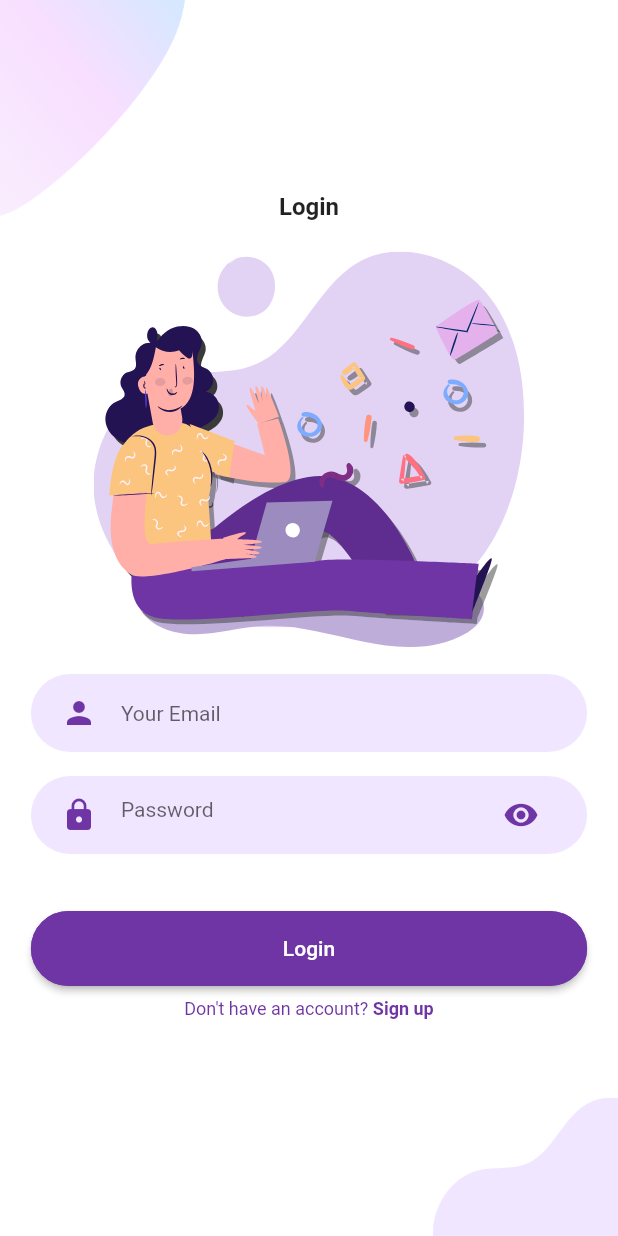
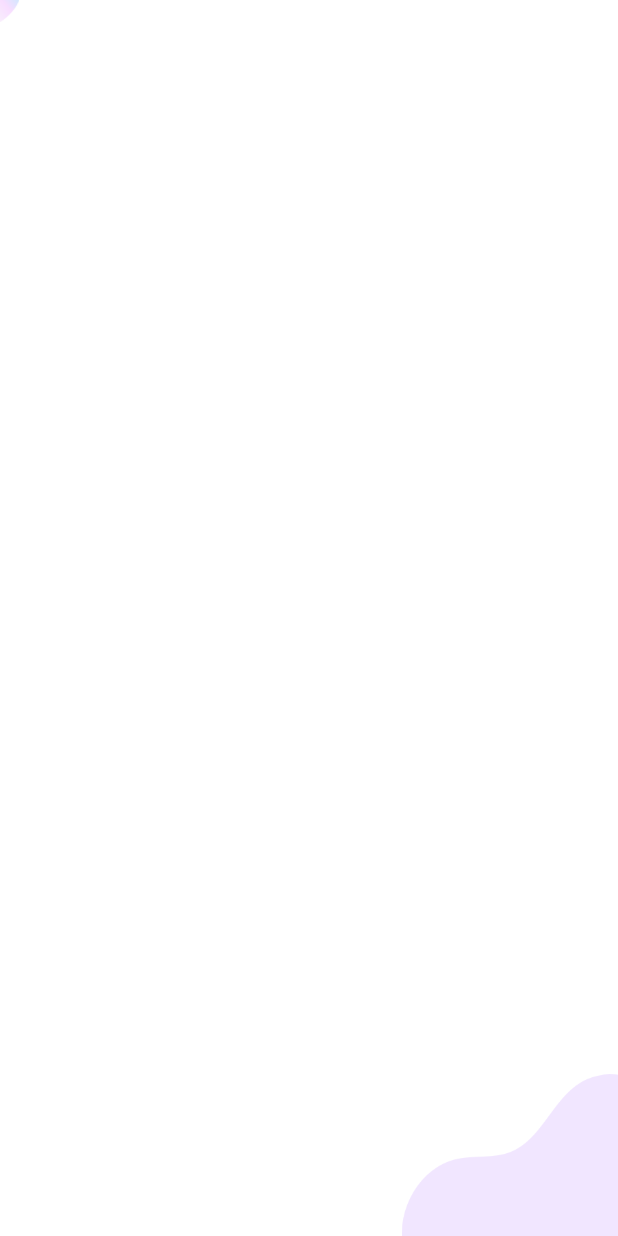
Before and after one commit to AjeemPearl/charity, a Flutter app: the Signup screen opened directly, after a tap on "Sign Up", on a phone screen of 412 x 824 dp. Run offline on Flutter 3.47's test engine with Material 2 defaults, Android fonts, the phone set to English and light mode, and no system bars; our stand-ins replace flutter_svg.

```diff
--- /dev/null
+++ b/lib/ui/otp/otp.dart
@@ -0,0 +1,41 @@
+import'package:flutter/material.dart';
+class OtpScreen extends StatelessWidget{
+  @override
+  Widget build(BuildContext context) {
+    Size size = MediaQuery.of(context).size;
+     return Scaffold(
+       body: Stack(
+         children: [
+           Positioned(
+             top: 0,
+             left:0,
+             child: Image.asset("assets/images/main_top.png",
+             width: size.width*.03 ,),
+           ),
+           Positioned(bottom: 0,
+           right: 0,
+               child: Image.asset("assets/images/login_bottom.png",
+               width: size.width*.35),
+           )
+
+
+
+
+
+
+
+
+
+
+
+
+
+
+
+
+         ],
+       ),
+     );
+  }
+
+}
--- a/lib/ui/sign_up/signup.dart
+++ b/lib/ui/sign_up/signup.dart
@@ -1,3 +1,4 @@
+import 'package:demo_flutter/ui/otp/otp.dart';
 import 'package:demo_flutter/utils/constants.dart';
 import 'package:flutter/gestures.dart';
 import 'package:flutter/material.dart';
@@ -88,7 +89,7 @@ class Signup extends StatelessWidget{
                             context,
                             MaterialPageRoute(
                                 builder: (context) =>
-                                    LoginScreen()));
+                                    OtpScreen()));
                       },
                       style: ElevatedButton.styleFrom(
                         shape: const StadiumBorder(
--- a/pubspec.yaml
+++ b/pubspec.yaml
@@ -37,6 +37,7 @@ dependencies:
   cupertino_icons: ^1.0.2
   flutter_launcher_icons: ^0.13.1
   flutter_svg: ^2.0.7
+  fluttertoast: ^8.2.2
 
 
 dev_dependencies:
```
Also changed, not shown: assets/images/image.png (deleted), assets/images/login.jpg (deleted), pubspec.lock.
